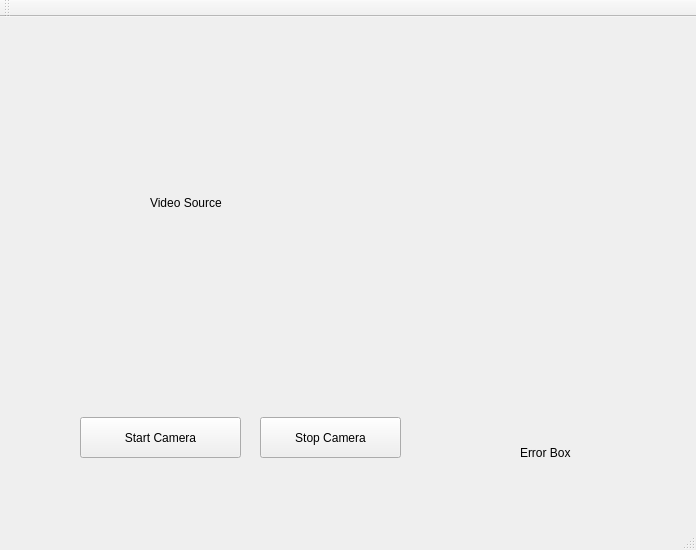
Old version of the form WebcamExample/mainwindow.ui in the repository ashwin9209/Facex.
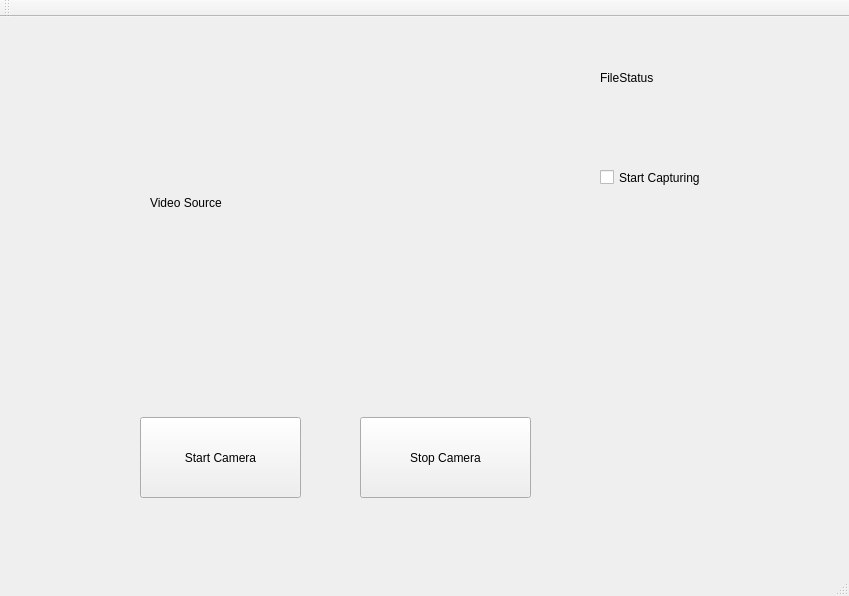
New version of the form.

Patch:
```diff
--- a/WebcamExample/mainwindow.ui
+++ b/WebcamExample/mainwindow.ui
@@ -6,8 +6,8 @@
    <rect>
     <x>0</x>
     <y>0</y>
-    <width>696</width>
-    <height>550</height>
+    <width>849</width>
+    <height>596</height>
    </rect>
   </property>
   <property name="windowTitle">
@@ -30,10 +30,10 @@
    <widget class="QPushButton" name="btnCameraStart">
     <property name="geometry">
      <rect>
-      <x>80</x>
+      <x>140</x>
       <y>400</y>
       <width>161</width>
-      <height>41</height>
+      <height>81</height>
      </rect>
     </property>
     <property name="text">
@@ -43,29 +43,42 @@
    <widget class="QLabel" name="lblError">
     <property name="geometry">
      <rect>
-      <x>520</x>
-      <y>420</y>
-      <width>151</width>
-      <height>31</height>
+      <x>600</x>
+      <y>30</y>
+      <width>201</width>
+      <height>61</height>
      </rect>
     </property>
     <property name="text">
-     <string>Error Box</string>
+     <string>FileStatus</string>
     </property>
    </widget>
    <widget class="QPushButton" name="btnCameraStop">
     <property name="geometry">
      <rect>
-      <x>260</x>
+      <x>360</x>
       <y>400</y>
-      <width>141</width>
-      <height>41</height>
+      <width>171</width>
+      <height>81</height>
      </rect>
     </property>
     <property name="text">
      <string>Stop Camera</string>
     </property>
    </widget>
+   <widget class="QCheckBox" name="checkBox_StartCapturing">
+    <property name="geometry">
+     <rect>
+      <x>600</x>
+      <y>140</y>
+      <width>161</width>
+      <height>41</height>
+     </rect>
+    </property>
+    <property name="text">
+     <string>Start Capturing</string>
+    </property>
+   </widget>
   </widget>
   <widget class="QMenuBar" name="menuBar">
    <property name="geometry">
```
Left out of the diff: 2 changed lines with no effect on the pictures.
